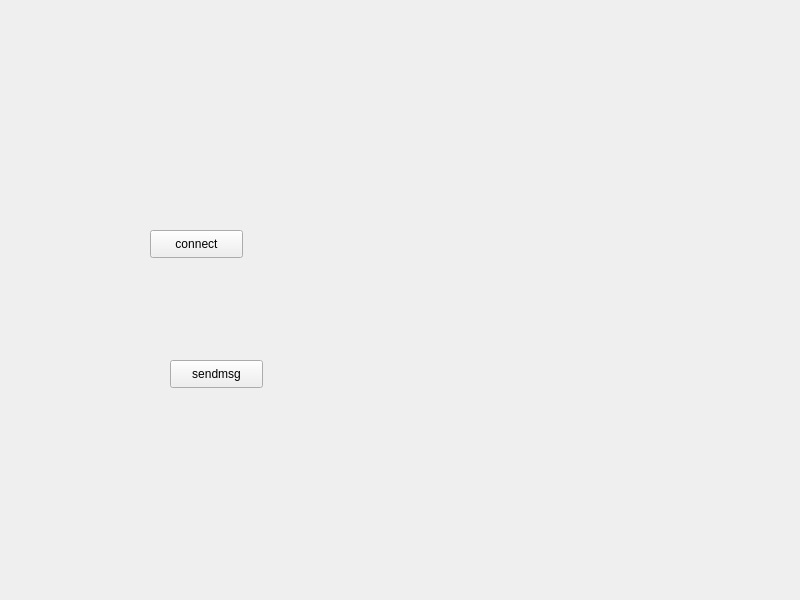
Old version of the form Controller/widget.ui in the repository origmickey/Controller_DoubleTank.
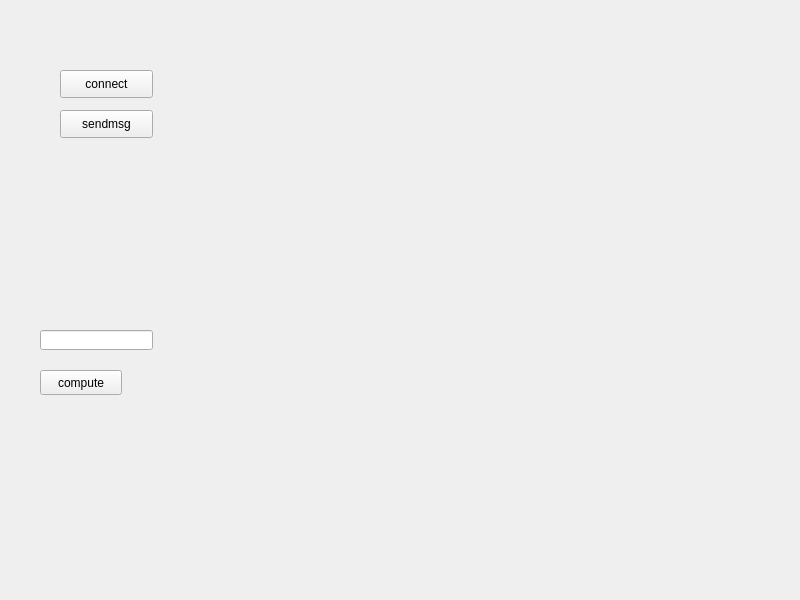
New version of the form. Custom widgets are drawn as their Qt base class.

What changed in the file:
```diff
--- a/Controller/widget.ui
+++ b/Controller/widget.ui
@@ -16,8 +16,8 @@
   <widget class="QPushButton" name="connectserver">
    <property name="geometry">
     <rect>
-     <x>150</x>
-     <y>230</y>
+     <x>60</x>
+     <y>70</y>
      <width>93</width>
      <height>28</height>
     </rect>
@@ -29,8 +29,8 @@
   <widget class="QPushButton" name="sendmsg">
    <property name="geometry">
     <rect>
-     <x>170</x>
-     <y>360</y>
+     <x>60</x>
+     <y>110</y>
      <width>93</width>
      <height>28</height>
     </rect>
@@ -39,7 +39,48 @@
     <string>sendmsg</string>
    </property>
   </widget>
+  <widget class="QChartView" name="widget" native="true">
+   <property name="geometry">
+    <rect>
+     <x>190</x>
+     <y>210</y>
+     <width>431</width>
+     <height>291</height>
+    </rect>
+   </property>
+  </widget>
+  <widget class="QLineEdit" name="lineEdit">
+   <property name="geometry">
+    <rect>
+     <x>40</x>
+     <y>330</y>
+     <width>113</width>
+     <height>20</height>
+    </rect>
+   </property>
+  </widget>
+  <widget class="QPushButton" name="pushButton">
+   <property name="geometry">
+    <rect>
+     <x>40</x>
+     <y>370</y>
+     <width>82</width>
+     <height>25</height>
+    </rect>
+   </property>
+   <property name="text">
+    <string>compute</string>
+   </property>
+  </widget>
  </widget>
+ <customwidgets>
+  <customwidget>
+   <class>QChartView</class>
+   <extends>QWidget</extends>
+   <header location="global">qchartview.h</header>
+   <container>1</container>
+  </customwidget>
+ </customwidgets>
  <resources/>
  <connections/>
 </ui>
```
